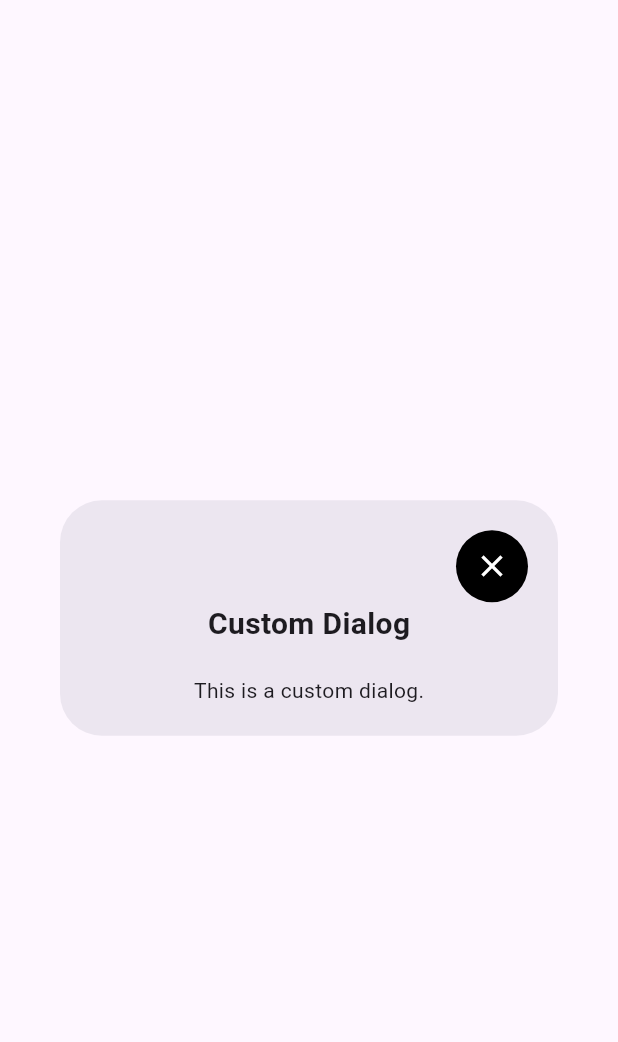
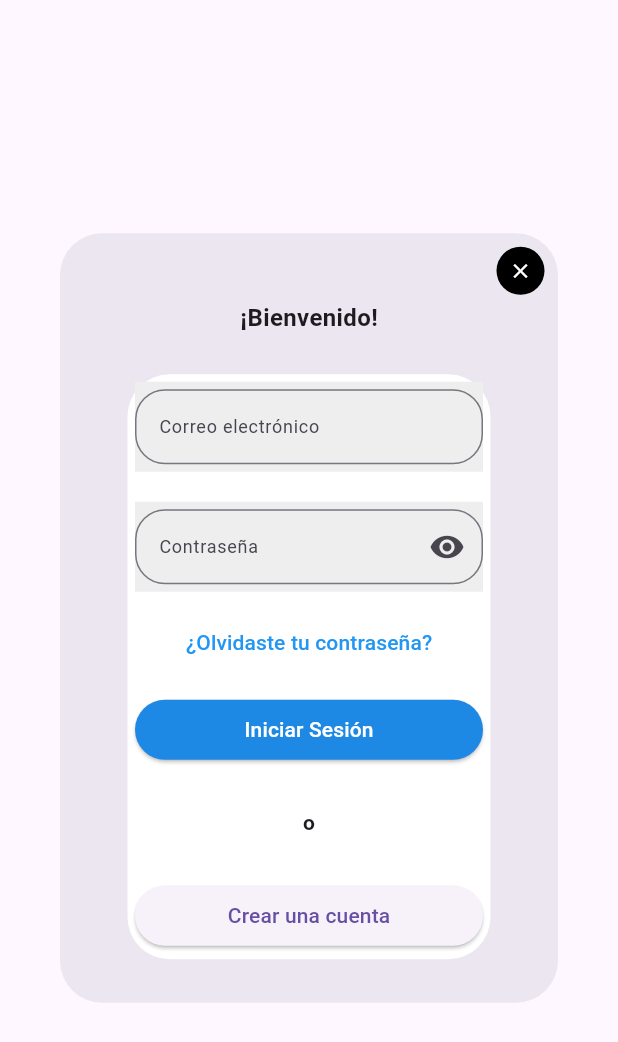
Before and after one commit to 7thestuardo/sumaPage, a Flutter app: the CustomDialog widget shown alone on an empty page, opened directly, on a phone screen of 412 x 824 dp. Shown: the top 1042 px of the screen. Run offline on Flutter 3.47's test engine with Material 3 defaults, Android fonts, the phone set to English and light mode, and no system bars.

Commit message:
avances en login

```diff
--- a/lib/Widget/CustomDialog.dart
+++ b/lib/Widget/CustomDialog.dart
@@ -1,11 +1,14 @@
 import 'package:flutter/material.dart';
 
-class CustomDialog extends StatelessWidget {
+class CustomDialog extends StatefulWidget {
   final String title;
-  final String content;
+  final Widget content;
   final VoidCallback onClosePressed;
   final double dialogWidth;
   final bool showClose;
+  final Color? backgroundColor; // Nuevo parámetro para el color de fondo
+  final DecorationImage?
+      backgroundImage; // Nuevo parámetro para la imagen de fondo
 
   const CustomDialog({
     Key? key,
@@ -14,39 +17,74 @@ class CustomDialog extends StatelessWidget {
     required this.onClosePressed,
     this.dialogWidth = 300.0,
     this.showClose = true,
+    this.backgroundColor, // Agregar el parámetro opcional
+    this.backgroundImage, // Agregar el parámetro opcional
   }) : super(key: key);
 
   @override
+  _CustomDialogState createState() => _CustomDialogState();
+}
+
+class _CustomDialogState extends State<CustomDialog>
+    with SingleTickerProviderStateMixin {
+  late AnimationController _controller;
+  late Animation<double> _scaleAnimation;
+
+  @override
+  void initState() {
+    super.initState();
+    _controller =
+        AnimationController(duration: Duration(milliseconds: 300), vsync: this);
+    _scaleAnimation = Tween<double>(begin: 0.0, end: 1.0).animate(
+      CurvedAnimation(
+          parent: _controller,
+          curve: Curves.fastOutSlowIn,
+          reverseCurve: Curves.fastOutSlowIn),
+    );
+    _controller.forward();
+  }
+
+  @override
+  void dispose() {
+    _controller.dispose();
+    super.dispose();
+  }
+
+  @override
   Widget build(BuildContext context) {
-    return Dialog(
+    return ScaleTransition(
+      scale: _scaleAnimation,
+      child: Dialog(
+        backgroundColor: widget.backgroundColor, // Establecer el color de fondo
         child: Container(
-        constraints: BoxConstraints(maxWidth: dialogWidth),
+          width: widget.dialogWidth,
+          decoration: BoxDecoration(
+            image: widget.backgroundImage, // Establecer la imagen de fondo
+          ),
+          child: SingleChildScrollView(
             child: Padding(
-          padding: EdgeInsets.all(20.0),
+              padding: EdgeInsets.all(5.0),
               child: Column(
                 mainAxisSize: MainAxisSize.min,
                 children: <Widget>[
                   Row(
-                mainAxisAlignment:
-                    MainAxisAlignment.end, // Alinea los elementos a la derecha
+                    mainAxisAlignment: MainAxisAlignment.end,
                     children: [
-                  if (showClose)
-                    Expanded(
-                      child: Container(),
-                    ), // Este contenedor ocupa todo el espacio disponible
-                  if (showClose) _buildCloseButton(),
+                      if (widget.showClose) _buildCloseButton(),
                     ],
                   ),
                   Text(
-                title,
+                    widget.title,
                     style: TextStyle(
                       fontWeight: FontWeight.bold,
-                  fontSize: 20.0,
+                      fontSize: 16.0,
                     ),
                   ),
-              SizedBox(height: 20),
-              Text(content),
+                  SizedBox(height: 2),
+                  widget.content,
                 ],
+              ),
+            ),
           ),
         ),
       ),
@@ -54,18 +92,26 @@ class CustomDialog extends StatelessWidget {
   }
 
   Widget _buildCloseButton() {
-    return Container(
+    return Padding(
+      padding: const EdgeInsets.all(4.0),
+      child: Container(
+        width: 32,
+        height: 32,
         decoration: BoxDecoration(
           color: Colors.black,
           shape: BoxShape.circle,
         ),
+        alignment: Alignment.center, // Centra el contenido del contenedor
+        child: Center(
           child: IconButton(
             icon: Icon(
               Icons.close,
               color: Colors.white,
             ),
-        onPressed: onClosePressed,
-        iconSize: 24,
+            onPressed: widget.onClosePressed,
+            iconSize: 16,
+          ),
+        ),
       ),
     );
   }
--- a/lib/main.dart
+++ b/lib/main.dart
@@ -1,5 +1,6 @@
 import 'package:flutter/material.dart';
-import 'package:login/Widget/CustomDialog.dart';
+import 'package:login/Widget/CustomDialog.dart'; // Importa tu CustomDialog.dart aquí
+import 'package:login/page/login.dart'; // Supongo que esta es la página de inicio de sesión
 
 void main() {
   runApp(MyApp());
@@ -9,6 +10,7 @@ class MyApp extends StatelessWidget {
   @override
   Widget build(BuildContext context) {
     return MaterialApp(
+      // theme: ThemeData(brightness: Brightness.dark),
       home: HomePage(),
     );
   }
@@ -28,18 +30,25 @@ class HomePage extends StatelessWidget {
               context: context,
               builder: (BuildContext context) {
                 return CustomDialog(
-                  title: "Custom Dialog",
-                  content: "This is a custom dialog.",
+                  title: "¡Bienvenido!",
+                  content: Builder(
+                    builder: (BuildContext context) {
+                      return LoginPage(); // Supongo que esta es tu página de inicio de sesión
+                    },
+                  ),
                   onClosePressed: () {
-                    Navigator.of(context).pop();
+                    Navigator.of(context).pop(); // Cerrar el diálogo
                   },
-                  dialogWidth: 1200,
+
+                  dialogWidth: 500,
                   showClose: true,
+                  // Aquí agregamos el fondo de imagen y el color de la mitad inferior
+                  // Color de la mitad inferior
                 );
               },
             );
           },
-          child: Text('Show Dialog'),
+          child: Text('Mostrar Diálogo de Inicio de Sesión'),
         ),
       ),
     );
--- /dev/null
+++ b/lib/page/login.dart
@@ -0,0 +1,196 @@
+import 'package:flutter/material.dart';
+import 'package:login/Widget/CustomDialog.dart';
+import 'package:login/Widget/PasswordRecoveryWidget.dart';
+
+class LoginPage extends StatefulWidget {
+  @override
+  _LoginPageState createState() => _LoginPageState();
+}
+
+class _LoginPageState extends State<LoginPage> {
+  final GlobalKey<FormState> _formKey = GlobalKey<FormState>();
+  final TextEditingController emailController = TextEditingController();
+  final TextEditingController passwordController = TextEditingController();
+  bool _isObscure = true;
+  bool _submitted = false; // Track if form is submitted
+
+  @override
+  Widget build(BuildContext context) {
+    final screenWidth = MediaQuery.of(context).size.width;
+
+    return Dialog(
+      backgroundColor: Colors.white,
+      child: Padding(
+        padding: const EdgeInsets.all(5.0),
+        child: Form(
+          key: _formKey,
+          autovalidateMode: _submitted
+              ? AutovalidateMode.always
+              : AutovalidateMode
+                  .disabled, // Only auto-validate after submission
+          child: Column(
+            mainAxisSize: MainAxisSize.min,
+            crossAxisAlignment: CrossAxisAlignment.stretch,
+            children: <Widget>[
+              Container(
+                height: 60,
+                color: Colors.grey[200],
+                child: Center(
+                  child: TextFormField(
+                    controller: emailController,
+                    textAlignVertical: TextAlignVertical.center,
+                    style: TextStyle(fontSize: 12.0),
+                    decoration: InputDecoration(
+                      labelText: 'Correo electrónico',
+                      labelStyle: TextStyle(fontSize: 12.0),
+                      border: OutlineInputBorder(
+                        borderRadius: BorderRadius.circular(20.0),
+                      ),
+                    ),
+                    validator: (value) {
+                      if (_submitted && (value == null || value.isEmpty)) {
+                        // Validate only after submission
+                        return 'Por favor, ingresa tu correo electrónico';
+                      }
+                      return null;
+                    },
+                  ),
+                ),
+              ),
+              const SizedBox(height: 20.0),
+              Container(
+                height: 60,
+                color: Colors.grey[200],
+                child: Center(
+                  child: TextFormField(
+                    controller: passwordController,
+                    obscureText: _isObscure,
+                    style: TextStyle(fontSize: 12.0),
+                    decoration: InputDecoration(
+                      labelText: 'Contraseña',
+                      labelStyle: TextStyle(fontSize: 12.0),
+                      border: OutlineInputBorder(
+                        borderRadius: BorderRadius.circular(20.0),
+                      ),
+                      suffixIcon: IconButton(
+                        icon: Icon(
+                          _isObscure ? Icons.visibility : Icons.visibility_off,
+                        ),
+                        onPressed: () {
+                          setState(() {
+                            _isObscure = !_isObscure;
+                          });
+                        },
+                      ),
+                    ),
+                    validator: (value) {
+                      if (_submitted && (value == null || value.isEmpty)) {
+                        // Validate only after submission
+                        return 'Por favor, ingresa tu contraseña';
+                      }
+                      return null;
+                    },
+                  ),
+                ),
+              ),
+              const SizedBox(height: 10.0),
+              TextButton(
+                onPressed: () {
+                  // showDialog(
+                  //   context: context,
+                  //   builder: (BuildContext context) {
+                  //     return CustomDialog(
+                  //       title: "",
+                  //       onClosePressed: () {
+                  //         Navigator.of(context).pop(); // Cerrar el diálogo
+                  //       },
+                  //       content: Builder(
+                  //         builder: (BuildContext context) {
+                  //           return PasswordRecoveryWidget(); // Supongo que esta es tu página de inicio de sesión
+                  //         },
+                  //       ),
+                  //     );
+                  //     // Mostrar el widget de recuperación de contraseña
+                  //   },
+                  // );
+                },
+                child: const Text(
+                  '¿Olvidaste tu contraseña?',
+                  style: TextStyle(
+                    color: Colors.blue,
+                  ),
+                ),
+              ),
+              const SizedBox(height: 10.0),
+              ElevatedButton(
+                onPressed: () {
+                  setState(() {
+                    _submitted =
+                        true; // Set submitted to true when login button is pressed
+                  });
+                  if (_formKey.currentState!.validate()) {
+                    // Validate only after submission
+                    // Implementar lógica para iniciar sesión
+                    Navigator.of(context)
+                        .pop(); // Cerrar el dialog después de iniciar sesión
+                  }
+                },
+                style: ButtonStyle(
+                  backgroundColor:
+                      MaterialStateProperty.all<Color>(Colors.blue[600]!),
+                ),
+                child: const Text(
+                  'Iniciar Sesión',
+                  style: TextStyle(color: Colors.white),
+                ),
+              ),
+              const SizedBox(height: 20.0),
+              screenWidth > 600
+                  ? const Row(
+                      mainAxisAlignment: MainAxisAlignment.center,
+                      children: [
+                        Expanded(
+                          child: Divider(
+                            thickness: 1.0,
+                          ),
+                        ),
+                        Padding(
+                          padding: EdgeInsets.symmetric(horizontal: 2.0),
+                          child: Text(
+                            'o',
+                            style: TextStyle(
+                              fontWeight: FontWeight.bold,
+                            ),
+                          ),
+                        ),
+                        Expanded(
+                          child: Divider(
+                            thickness: 1.0,
+                          ),
+                        ),
+                      ],
+                    )
+                  : const Padding(
+                      padding: EdgeInsets.symmetric(vertical: 8.0),
+                      child: Text(
+                        'o',
+                        textAlign: TextAlign.center,
+                        style: TextStyle(
+                          fontWeight: FontWeight.bold,
+                        ),
+                      ),
+                    ),
+              const SizedBox(height: 20.0),
+              ElevatedButton(
+                onPressed: () {
+                  // Aquí puedes implementar la lógica para crear una cuenta
+                },
+                child: const Text('Crear una cuenta'),
+              ),
+            ],
+          ),
+        ),
+      ),
+    );
+  }
+}
```
Also changed, not shown: lib/Widget/PasswordRecoveryWidget.dart (added, +68 -0 lines). Lines whose indentation alone changed are shown as unchanged.
